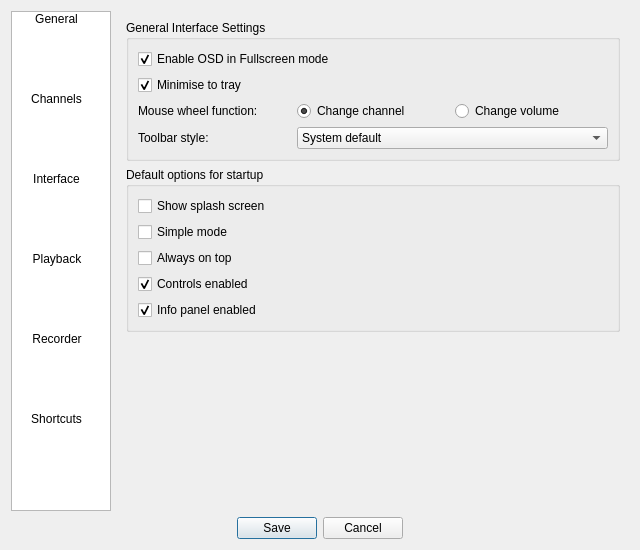
This is src/ui/settings/SettingsEdit.ui in ntadej/tano as Qt 5 draws it before an edit. The edited form follows.
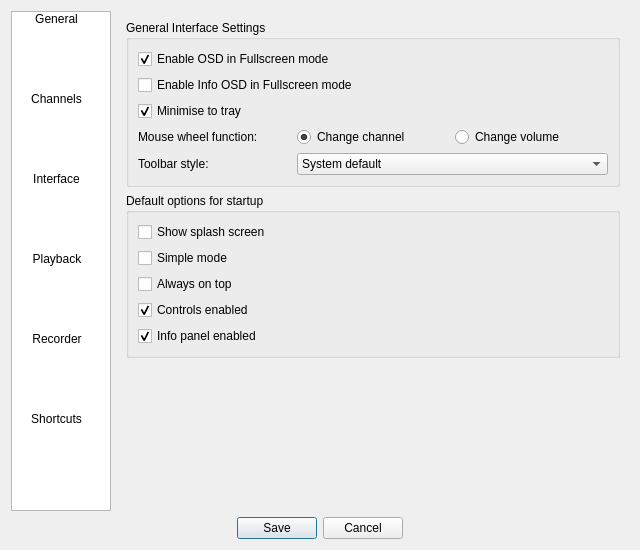
This is the edited form. The open tabs and pages were chosen to show the change. Icons and pictures are not drawn. Custom widgets are drawn as their Qt base class.

Commit message: Playlist / Info OSD in fullscreen

Diff of the .ui file:
```diff
--- a/src/ui/settings/SettingsEdit.ui
+++ b/src/ui/settings/SettingsEdit.ui
@@ -306,14 +306,14 @@
           <string>General Interface Settings</string>
          </property>
          <layout class="QGridLayout" name="layoutMainGuiBox">
-          <item row="3" column="0">
+          <item row="4" column="0">
            <widget class="QLabel" name="labelToolbarStyle">
             <property name="text">
              <string>Toolbar style:</string>
             </property>
            </widget>
           </item>
-          <item row="3" column="1" colspan="2">
+          <item row="4" column="1" colspan="2">
            <widget class="QComboBox" name="toolbarLookComboBox">
             <property name="currentIndex">
              <number>4</number>
@@ -355,14 +355,14 @@
             </property>
            </widget>
           </item>
-          <item row="2" column="0">
+          <item row="3" column="0">
            <widget class="QLabel" name="labelMouseWheel">
             <property name="text">
              <string>Mouse wheel function:</string>
             </property>
            </widget>
           </item>
-          <item row="2" column="1">
+          <item row="3" column="1">
            <widget class="QRadioButton" name="radioWheelChannel">
             <property name="text">
              <string>Change channel</string>
@@ -372,14 +372,14 @@
             </property>
            </widget>
           </item>
-          <item row="2" column="2">
+          <item row="3" column="2">
            <widget class="QRadioButton" name="radioWheelVolume">
             <property name="text">
              <string>Change volume</string>
             </property>
            </widget>
           </item>
-          <item row="1" column="0" colspan="3">
+          <item row="2" column="0" colspan="3">
            <widget class="QCheckBox" name="trayCheck">
             <property name="text">
              <string>Minimise to tray</string>
@@ -389,6 +389,13 @@
             </property>
            </widget>
           </item>
+          <item row="1" column="0" colspan="3">
+           <widget class="QCheckBox" name="playlistOsdCheck">
+            <property name="text">
+             <string>Enable Info OSD in Fullscreen mode</string>
+            </property>
+           </widget>
+          </item>
          </layout>
         </widget>
        </item>
```
Left out of the diff: 42 changed lines with no effect on the pictures. The commit also changes 14 other files.
